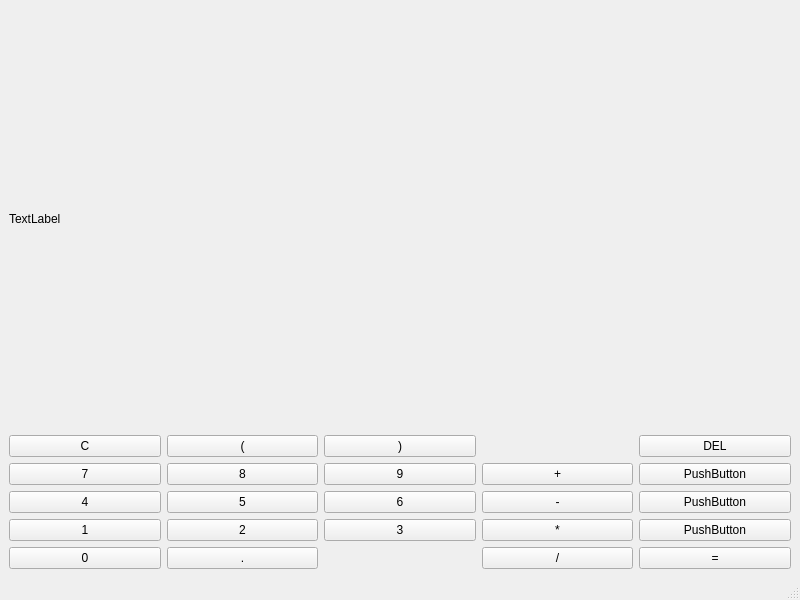
Above: Calculator/mainwindow.ui from MakarenkoArtem/Labs2 before the change. Below: the same form after it.
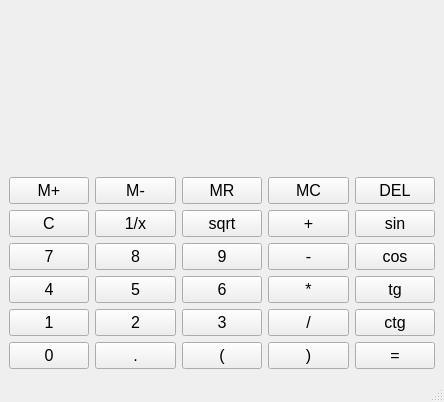
That is the form after the change.

Patch:
```diff
--- a/Calculator/mainwindow.ui
+++ b/Calculator/mainwindow.ui
@@ -6,144 +6,172 @@
    <rect>
     <x>0</x>
     <y>0</y>
-    <width>800</width>
-    <height>600</height>
+    <width>444</width>
+    <height>402</height>
    </rect>
   </property>
+  <property name="font">
+   <font>
+    <pointsize>12</pointsize>
+   </font>
+  </property>
   <property name="windowTitle">
-   <string>MainWindow</string>
+   <string>Сalculator</string>
   </property>
   <widget class="QWidget" name="centralwidget">
    <layout class="QVBoxLayout" name="verticalLayout">
     <item>
-     <widget class="QLabel" name="label">
-      <property name="text">
-       <string>TextLabel</string>
-      </property>
-     </widget>
+     <layout class="QHBoxLayout" name="horizontalLayout">
+      <item>
+       <widget class="QLabel" name="label">
+        <property name="minimumSize">
+         <size>
+          <width>0</width>
+          <height>150</height>
+         </size>
+        </property>
+        <property name="font">
+         <font>
+          <pointsize>14</pointsize>
+         </font>
+        </property>
+        <property name="text">
+         <string/>
+        </property>
+       </widget>
+      </item>
+      <item>
+       <widget class="QLabel" name="image">
+        <property name="enabled">
+         <bool>true</bool>
+        </property>
+        <property name="sizePolicy">
+         <sizepolicy hsizetype="Preferred" vsizetype="Preferred">
+          <horstretch>0</horstretch>
+          <verstretch>0</verstretch>
+         </sizepolicy>
+        </property>
+        <property name="maximumSize">
+         <size>
+          <width>16777215</width>
+          <height>16777215</height>
+         </size>
+        </property>
+        <property name="text">
+         <string/>
+        </property>
+       </widget>
+      </item>
+     </layout>
     </item>
     <item>
      <layout class="QGridLayout" name="gridLayout">
-      <item row="2" column="4">
-       <widget class="QPushButton" name="pushButton_3">
-        <property name="text">
-         <string>PushButton</string>
-        </property>
-       </widget>
-      </item>
-      <item row="4" column="4">
-       <widget class="QPushButton" name="buttonEqual">
-        <property name="text">
-         <string>=</string>
-        </property>
-       </widget>
-      </item>
-      <item row="2" column="2">
+      <item row="3" column="2">
        <widget class="QPushButton" name="button6">
         <property name="text">
          <string>6</string>
         </property>
        </widget>
       </item>
-      <item row="3" column="1">
-       <widget class="QPushButton" name="button2">
-        <property name="text">
-         <string>2</string>
-        </property>
-       </widget>
-      </item>
       <item row="3" column="0">
+       <widget class="QPushButton" name="button4">
+        <property name="text">
+         <string>4</string>
+        </property>
+       </widget>
+      </item>
+      <item row="1" column="4">
+       <widget class="QPushButton" name="buttonSin">
+        <property name="text">
+         <string>sin</string>
+        </property>
+       </widget>
+      </item>
+      <item row="5" column="4">
+       <widget class="QPushButton" name="buttonEqual">
+        <property name="text">
+         <string>=</string>
+        </property>
+       </widget>
+      </item>
+      <item row="2" column="1">
+       <widget class="QPushButton" name="button8">
+        <property name="text">
+         <string>8</string>
+        </property>
+       </widget>
+      </item>
+      <item row="3" column="4">
+       <widget class="QPushButton" name="buttonTg">
+        <property name="text">
+         <string>tg</string>
+        </property>
+       </widget>
+      </item>
+      <item row="4" column="4">
+       <widget class="QPushButton" name="buttonCtg">
+        <property name="text">
+         <string>ctg</string>
+        </property>
+       </widget>
+      </item>
+      <item row="5" column="1">
+       <widget class="QPushButton" name="buttonPoint">
+        <property name="text">
+         <string>.</string>
+        </property>
+       </widget>
+      </item>
+      <item row="4" column="0">
        <widget class="QPushButton" name="button1">
         <property name="text">
          <string>1</string>
         </property>
        </widget>
       </item>
-      <item row="0" column="4">
-       <widget class="QPushButton" name="buttonDEL">
+      <item row="2" column="4">
+       <widget class="QPushButton" name="buttonCos">
         <property name="text">
-         <string>DEL</string>
+         <string>cos</string>
         </property>
        </widget>
       </item>
-      <item row="1" column="0">
+      <item row="2" column="0">
        <widget class="QPushButton" name="button7">
         <property name="text">
          <string>7</string>
         </property>
        </widget>
       </item>
-      <item row="2" column="3">
-       <widget class="QPushButton" name="buttonMinus">
-        <property name="text">
-         <string>-</string>
-        </property>
-       </widget>
-      </item>
-      <item row="3" column="2">
-       <widget class="QPushButton" name="button3">
-        <property name="text">
-         <string>3</string>
-        </property>
-       </widget>
-      </item>
-      <item row="3" column="4">
-       <widget class="QPushButton" name="pushButton_2">
-        <property name="text">
-         <string>PushButton</string>
-        </property>
-       </widget>
-      </item>
       <item row="4" column="1">
-       <widget class="QPushButton" name="buttonPoint">
+       <widget class="QPushButton" name="button2">
         <property name="text">
-         <string>.</string>
+         <string>2</string>
         </property>
        </widget>
       </item>
-      <item row="1" column="4">
-       <widget class="QPushButton" name="pushButton_4">
-        <property name="text">
-         <string>PushButton</string>
-        </property>
-       </widget>
-      </item>
-      <item row="1" column="1">
-       <widget class="QPushButton" name="button8">
-        <property name="text">
-         <string>8</string>
-        </property>
-       </widget>
-      </item>
-      <item row="2" column="0">
-       <widget class="QPushButton" name="button4">
-        <property name="text">
-         <string>4</string>
-        </property>
-       </widget>
-      </item>
-      <item row="2" column="1">
-       <widget class="QPushButton" name="button5">
-        <property name="text">
-         <string>5</string>
-        </property>
-       </widget>
-      </item>
-      <item row="0" column="0">
-       <widget class="QPushButton" name="buttonC">
-        <property name="text">
-         <string>C</string>
-        </property>
-       </widget>
-      </item>
-      <item row="1" column="2">
+      <item row="2" column="2">
        <widget class="QPushButton" name="button9">
         <property name="text">
          <string>9</string>
         </property>
        </widget>
       </item>
-      <item row="4" column="0">
+      <item row="3" column="1">
+       <widget class="QPushButton" name="button5">
+        <property name="text">
+         <string>5</string>
+        </property>
+       </widget>
+      </item>
+      <item row="4" column="2">
+       <widget class="QPushButton" name="button3">
+        <property name="text">
+         <string>3</string>
+        </property>
+       </widget>
+      </item>
+      <item row="5" column="0">
        <widget class="QPushButton" name="button0">
         <property name="text">
          <string>0</string>
@@ -157,6 +185,13 @@
         </property>
        </widget>
       </item>
+      <item row="2" column="3">
+       <widget class="QPushButton" name="buttonMinus">
+        <property name="text">
+         <string>-</string>
+        </property>
+       </widget>
+      </item>
       <item row="3" column="3">
        <widget class="QPushButton" name="buttonMult">
         <property name="text">
@@ -171,17 +206,73 @@
         </property>
        </widget>
       </item>
-      <item row="0" column="1">
+      <item row="5" column="3">
+       <widget class="QPushButton" name="buttonRBrac">
+        <property name="text">
+         <string>)</string>
+        </property>
+       </widget>
+      </item>
+      <item row="1" column="2">
+       <widget class="QPushButton" name="buttonSqrt">
+        <property name="text">
+         <string>sqrt</string>
+        </property>
+       </widget>
+      </item>
+      <item row="5" column="2">
        <widget class="QPushButton" name="buttonLBrac">
         <property name="text">
          <string>(</string>
         </property>
        </widget>
       </item>
+      <item row="0" column="4">
+       <widget class="QPushButton" name="buttonDEL">
+        <property name="text">
+         <string>DEL</string>
+        </property>
+       </widget>
+      </item>
+      <item row="1" column="1">
+       <widget class="QPushButton" name="buttonRev">
+        <property name="text">
+         <string>1/x</string>
+        </property>
+       </widget>
+      </item>
+      <item row="1" column="0">
+       <widget class="QPushButton" name="buttonC">
+        <property name="text">
+         <string>C</string>
+        </property>
+       </widget>
+      </item>
+      <item row="0" column="0">
+       <widget class="QPushButton" name="buttonMPlus">
+        <property name="text">
+         <string>M+</string>
+        </property>
+       </widget>
+      </item>
+      <item row="0" column="1">
+       <widget class="QPushButton" name="buttonMMinus">
+        <property name="text">
+         <string>M-</string>
+        </property>
+       </widget>
+      </item>
       <item row="0" column="2">
-       <widget class="QPushButton" name="buttonRBrac">
+       <widget class="QPushButton" name="buttonMR">
         <property name="text">
-         <string>)</string>
+         <string>MR</string>
+        </property>
+       </widget>
+      </item>
+      <item row="0" column="3">
+       <widget class="QPushButton" name="buttonMC">
+        <property name="text">
+         <string>MC</string>
         </property>
        </widget>
       </item>
@@ -189,16 +280,6 @@
     </item>
    </layout>
   </widget>
-  <widget class="QMenuBar" name="menubar">
-   <property name="geometry">
-    <rect>
-     <x>0</x>
-     <y>0</y>
-     <width>800</width>
-     <height>22</height>
-    </rect>
-   </property>
-  </widget>
   <widget class="QStatusBar" name="statusbar"/>
  </widget>
  <resources/>
```
